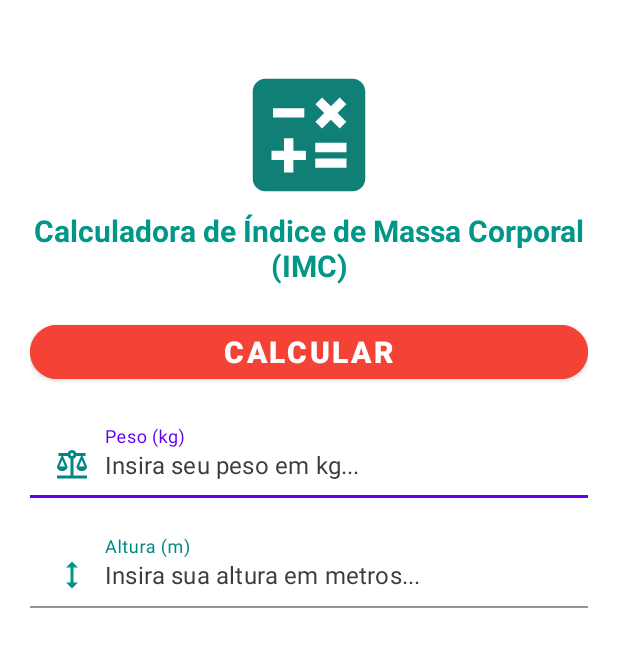
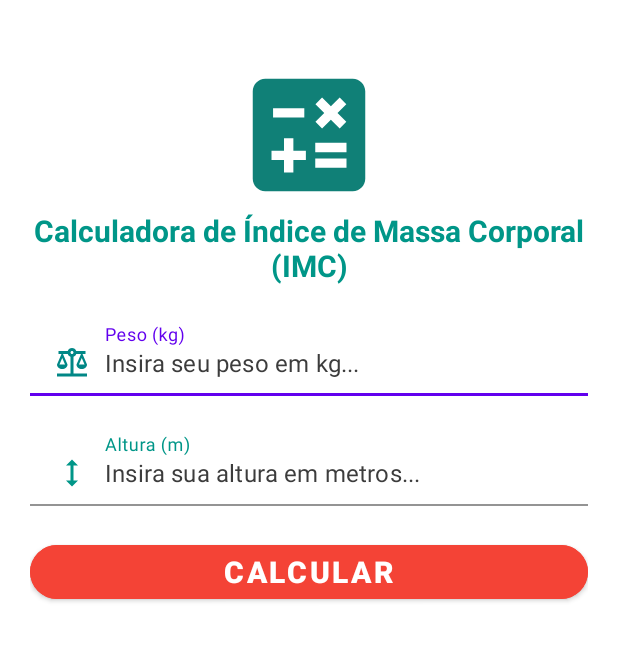
Before and after one commit to ameliagalvao/exercises, an Android app: the layout activity_main.xml on its own in the app's theme, with its tools: preview values and no code run, on a phone screen of 412 x 824 dp. Shown: the top 647 px of the screen. Run offline under Robolectric (Android 15) with nearby library versions, the phone set to English and light mode, and no system bars.

Commit message:
Update activity_main.xml

```diff
--- a/SimpleBMICalc/PBAndroidTP5/app/src/main/res/layout/activity_main.xml
+++ b/SimpleBMICalc/PBAndroidTP5/app/src/main/res/layout/activity_main.xml
@@ -7,7 +7,7 @@
     android:orientation="vertical"
     android:padding="20dp"
     tools:context=".MainActivity"
-    android:backgroundTint="@color/white">
+    android:background="@color/white">
 
     <ScrollView
         android:layout_width="match_parent"
@@ -38,18 +38,6 @@
                 android:textSize="20sp"
                 android:textStyle="bold" />
 
-            <Button
-                android:id="@+id/btnCalculate"
-                android:layout_width="match_parent"
-                android:layout_height="wrap_content"
-                android:layout_marginTop="20dp"
-                android:backgroundTint="#F44336"
-                android:text="Calcular"
-                android:textColor="#FFFFFF"
-                android:textSize="20sp"
-                android:textStyle="bold"
-                app:cornerRadius="20dp" />
-
             <com.google.android.material.textfield.TextInputLayout
                 android:layout_width="match_parent"
                 android:layout_height="wrap_content"
@@ -76,7 +64,7 @@
                 android:layout_height="wrap_content"
                 android:layout_marginTop="15dp"
                 android:hint="Altura (m)"
-                android:textColorHint="@color/teal_700"
+                android:textColorHint="#009688"
                 app:expandedHintEnabled="false">
 
                 <com.google.android.material.textfield.TextInputEditText
@@ -92,6 +80,18 @@
                     android:textColorHint="#3C3C3C" />
             </com.google.android.material.textfield.TextInputLayout>
 
+            <Button
+                android:id="@+id/btnCalculate"
+                android:layout_width="match_parent"
+                android:layout_height="wrap_content"
+                android:layout_marginTop="20dp"
+                android:backgroundTint="#F44336"
+                android:text="Calcular"
+                android:textColor="#FFFFFF"
+                android:textSize="20sp"
+                android:textStyle="bold"
+                app:cornerRadius="20dp" />
+
             <TextView
                 android:id="@+id/tvResult"
                 android:layout_width="match_parent"
@@ -99,7 +99,17 @@
                 android:layout_marginTop="20dp"
                 android:textAlignment="center"
                 android:textAllCaps="true"
-                android:textColor="#009688"
+                android:textColor="#3C3C3C"
+                android:textSize="24sp"
+                android:textStyle="bold" />
+
+            <TextView
+                android:id="@+id/tvDegree"
+                android:layout_width="match_parent"
+                android:layout_height="wrap_content"
+                android:layout_marginTop="10dp"
+                android:textAlignment="center"
+                android:textColor="#3C3C3C"
                 android:textSize="30sp"
                 android:textStyle="bold" />
         </LinearLayout>
```
